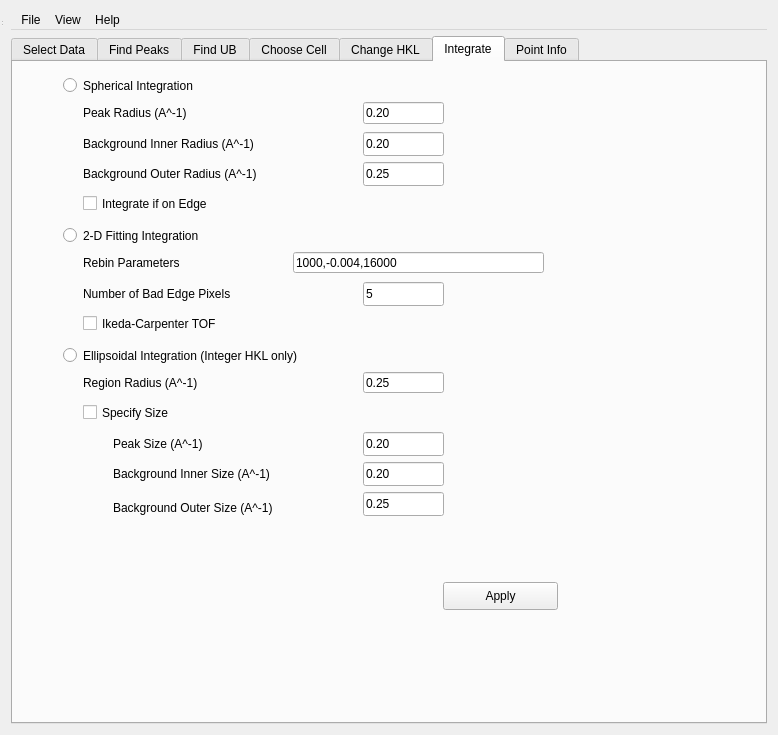
First picture: the form in Code/Mantid/MantidQt/CustomInterfaces/inc/MantidQtCustomInterfaces/MantidEV.ui, repository mantidproject/mantid, before the edit.
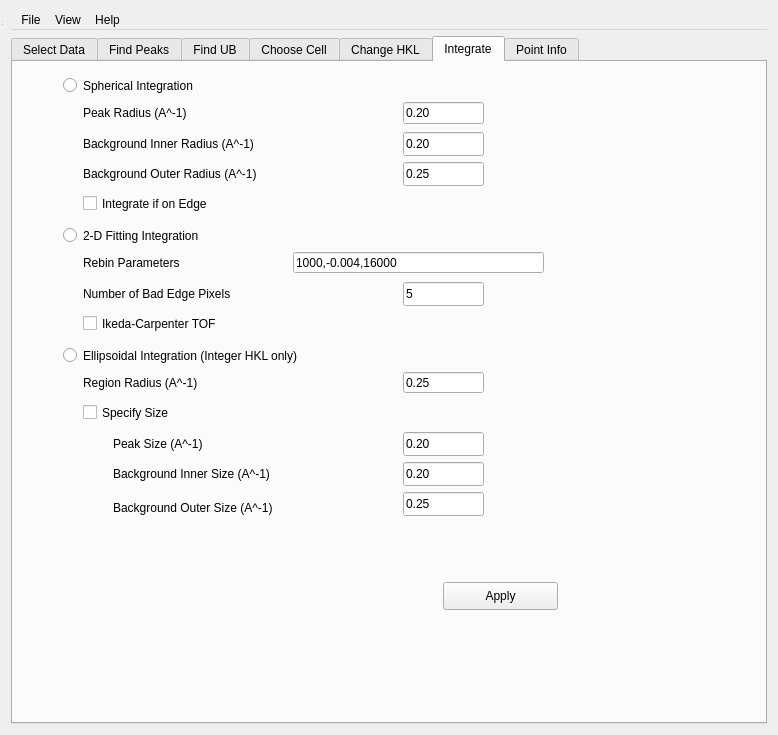
Second picture: the form after the edit. The open tabs and pages were chosen to show the change.

Commit message:
RE 6901 MantidEV usability
Minor change to .ui file, to fix layout on some
systems after adding (A^-1) to appropriate labels
on the Integrate tab.

refs #6901

```diff
--- a/Code/Mantid/MantidQt/CustomInterfaces/inc/MantidQtCustomInterfaces/MantidEV.ui
+++ b/Code/Mantid/MantidQt/CustomInterfaces/inc/MantidQtCustomInterfaces/MantidEV.ui
@@ -1300,7 +1300,7 @@
       <widget class="QLineEdit" name="RegionRadius_ledt">
        <property name="geometry">
         <rect>
-         <x>350</x>
+         <x>390</x>
          <y>310</y>
          <width>81</width>
          <height>21</height>
@@ -1326,7 +1326,7 @@
       <widget class="QLineEdit" name="PeakSize_ledt">
        <property name="geometry">
         <rect>
-         <x>350</x>
+         <x>390</x>
          <y>370</y>
          <width>81</width>
          <height>24</height>
@@ -1354,7 +1354,7 @@
         <rect>
          <x>100</x>
          <y>400</y>
-         <width>241</width>
+         <width>281</width>
          <height>24</height>
         </rect>
        </property>
@@ -1365,7 +1365,7 @@
       <widget class="QLineEdit" name="BackgroundInnerSize_ledt">
        <property name="geometry">
         <rect>
-         <x>350</x>
+         <x>390</x>
          <y>400</y>
          <width>81</width>
          <height>24</height>
@@ -1380,7 +1380,7 @@
         <rect>
          <x>100</x>
          <y>430</y>
-         <width>241</width>
+         <width>281</width>
          <height>31</height>
         </rect>
        </property>
@@ -1391,7 +1391,7 @@
       <widget class="QLineEdit" name="BackgroundOuterSize_ledt">
        <property name="geometry">
         <rect>
-         <x>350</x>
+         <x>390</x>
          <y>430</y>
          <width>81</width>
          <height>24</height>
@@ -1432,7 +1432,7 @@
         <rect>
          <x>70</x>
          <y>220</y>
-         <width>271</width>
+         <width>291</width>
          <height>24</height>
         </rect>
        </property>
@@ -1443,7 +1443,7 @@
       <widget class="QLineEdit" name="NBadEdgePixels_ledt">
        <property name="geometry">
         <rect>
-         <x>350</x>
+         <x>390</x>
          <y>220</y>
          <width>81</width>
          <height>24</height>
@@ -1471,7 +1471,7 @@
         <rect>
          <x>70</x>
          <y>40</y>
-         <width>211</width>
+         <width>261</width>
          <height>22</height>
         </rect>
        </property>
@@ -1482,7 +1482,7 @@
       <widget class="QLineEdit" name="PeakRadius_ledt">
        <property name="geometry">
         <rect>
-         <x>350</x>
+         <x>390</x>
          <y>40</y>
          <width>81</width>
          <height>22</height>
@@ -1497,7 +1497,7 @@
         <rect>
          <x>70</x>
          <y>70</y>
-         <width>281</width>
+         <width>311</width>
          <height>24</height>
         </rect>
        </property>
@@ -1508,7 +1508,7 @@
       <widget class="QLineEdit" name="BackgroundInnerRadius_ledt">
        <property name="geometry">
         <rect>
-         <x>350</x>
+         <x>390</x>
          <y>70</y>
          <width>81</width>
          <height>24</height>
@@ -1523,7 +1523,7 @@
         <rect>
          <x>70</x>
          <y>100</y>
-         <width>261</width>
+         <width>311</width>
          <height>24</height>
         </rect>
        </property>
@@ -1534,7 +1534,7 @@
       <widget class="QLineEdit" name="BackgroundOuterRadius_ledt">
        <property name="geometry">
         <rect>
-         <x>350</x>
+         <x>390</x>
          <y>100</y>
          <width>81</width>
          <height>24</height>
```
Left out of the diff: 6 changed lines with no effect on the pictures.
